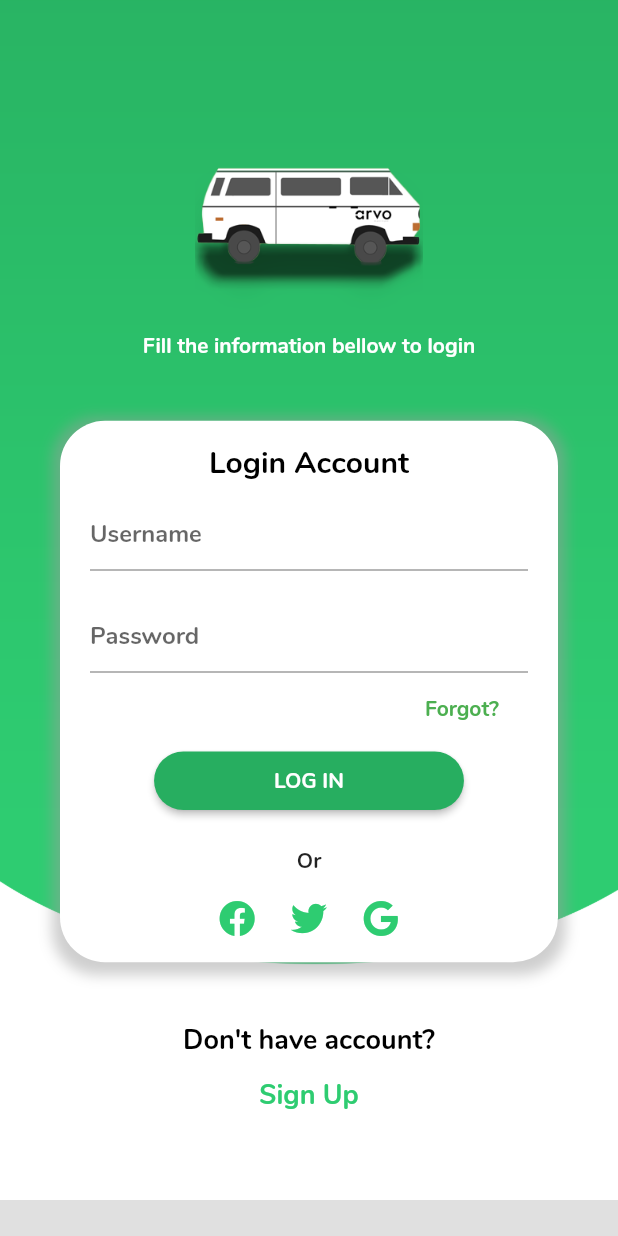
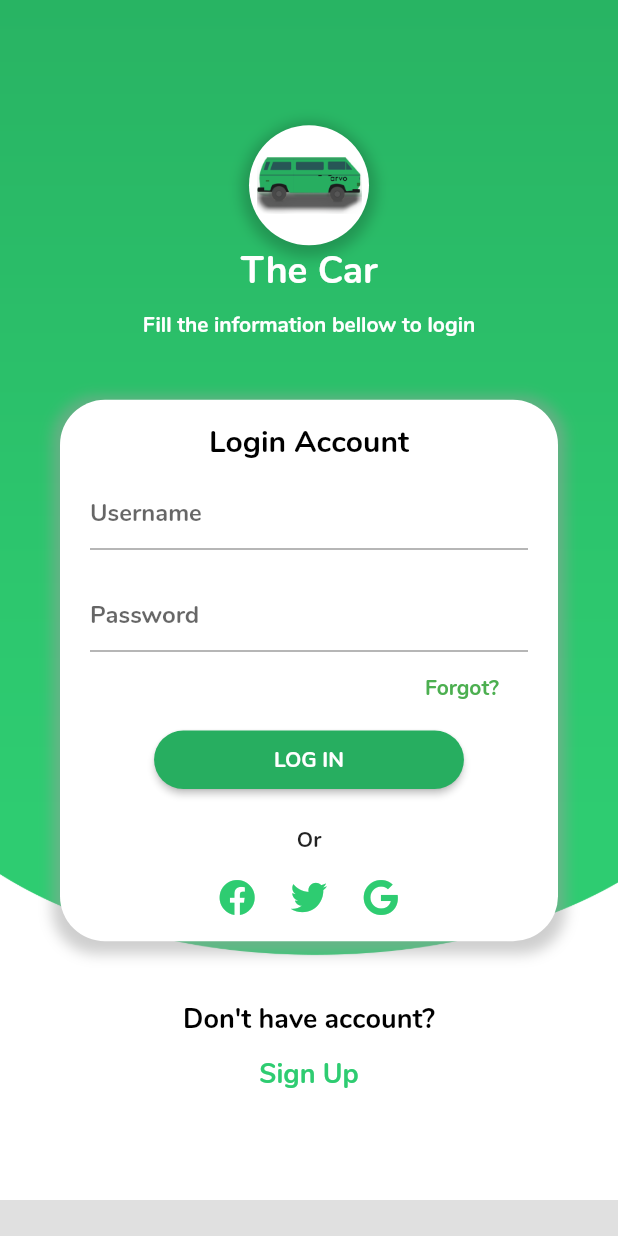
Before and after one commit to trancongman276/Ticket_Selling, a Flutter app: what loginPage() shows on an empty page, opened directly, on a phone screen of 412 x 824 dp. Run offline on Flutter 3.47's test engine with Material 2 defaults, Android fonts, the phone set to English and light mode, and no system bars; our stand-ins replace font_awesome_flutter.

Commit message:
Added Splash screen Redesigned Login screen

```diff
--- a/lib/loginPage.dart
+++ b/lib/loginPage.dart
@@ -10,11 +10,14 @@ class loginPage extends StatefulWidget {
 class _loginPageState extends State<loginPage> {
   var formState = 0;
   double formOfSet = 0.0;
+
   //Color: 0xff27ae60
   @override
   Widget build(BuildContext context) {
+    // double width = MediaQuery.of(context).size.width;
+    // double height = MediaQuery.of(context).size.height;
 
-    switch(formState){
+    switch (formState) {
       case 0:
         print('State 0');
         formOfSet = 800.0;
@@ -31,21 +34,28 @@ class _loginPageState extends State<loginPage> {
 
     var creator = borderLessInputTb();
 
-    final username = creator.textbox('Username', null, false, Colors.green, 1.5);
+    final username =
+        creator.textbox('Username', null, false, Colors.green, 1.5);
     final password = creator.textbox('Password', null, true, Colors.green, 1.5);
     final otherLoginMethod = [
       IconButton(
-        onPressed: (){print('Sign In Facebook bt pressed!');},
+        onPressed: () {
+          print('Sign In Facebook bt pressed!');
+        },
         icon: FaIcon(FontAwesomeIcons.facebook),
         color: Color(0xff2ecc71),
       ),
       IconButton(
-        onPressed: (){ print('Sign In Twitter bt pressed!'); },
+        onPressed: () {
+          print('Sign In Twitter bt pressed!');
+        },
         icon: FaIcon(FontAwesomeIcons.twitter),
         color: Color(0xff2ecc71),
       ),
       IconButton(
-        onPressed: (){ print('Sign In with Google bt pressed!'); },
+        onPressed: () {
+          print('Sign In with Google bt pressed!');
+        },
         icon: FaIcon(FontAwesomeIcons.google),
         color: Color(0xff2ecc71),
       ),
@@ -55,60 +65,91 @@ class _loginPageState extends State<loginPage> {
         decoration: BoxDecoration(
             image: DecorationImage(
           image: AssetImage('assets/images/loginBG.png'),
-          fit: BoxFit.cover,
-        )
-      ),
+          fit: BoxFit.fill,
+        )),
         child: Column(
           mainAxisAlignment: MainAxisAlignment.center,
           children: <Widget>[
-
-          Container(//TOP
+            Container(
+                //TOP
                 child: Column(
               children: <Widget>[
                 Container(
-                  child: Center(
+                  padding: EdgeInsets.only(),
+                  decoration: BoxDecoration(shape: BoxShape.circle, boxShadow: [
+                    BoxShadow(
+                      color: Colors.black.withOpacity(0.2),
+                      spreadRadius: 5,
+                      blurRadius: 7,
+                      offset: Offset(0, 3),
+                    )
+                  ]),
+                  child: CircleAvatar(
+                    backgroundColor: Colors.white,
+                    radius: 40.0,
+                    child: Container(
+                      padding: EdgeInsets.symmetric(horizontal: 5.0),
                       child: Image.asset('assets/images/logo.png'),
                     ),
-                  padding: EdgeInsets.symmetric( horizontal: 130, vertical: 0),
                   ),
-                Text('Fill the information bellow to login',
-                  style: TextStyle(color: Colors.white),),
+                ),
+                Text(
+                  'The Car',
+                  style: TextStyle(
+                      fontSize: 25,
+                      fontWeight: FontWeight.bold,
+                      color: Colors.white),
+                ),
+                SizedBox(
+                  height: 10,
+                ),
+                Text(
+                  'Fill the information bellow to login',
+                  style: TextStyle(color: Colors.white),
+                ),
               ],
-            )
-          ),
-
-          Container( //BODY
+            )),
+            Container(
+              //BODY
               child: Container(
                 margin: EdgeInsets.all(40),
-                padding: EdgeInsets.symmetric(vertical: 5.0, horizontal: 20 ),
+                padding: EdgeInsets.symmetric(vertical: 5.0, horizontal: 20),
                 decoration: BoxDecoration(
-                  boxShadow:[
+                    boxShadow: [
                       BoxShadow(
                         color: Colors.grey.withOpacity(0.5),
                         spreadRadius: 5,
                         blurRadius: 7,
-                        offset: Offset(0,3),
+                        offset: Offset(0, 3),
                       ),
                     ],
                     color: Colors.white,
-                    borderRadius: BorderRadius.circular(30.0)
-                ),
+                    borderRadius: BorderRadius.circular(30.0)),
                 child: Center(
                     child: Column(
                   children: <Widget>[
                     Container(
                       padding: EdgeInsets.symmetric(vertical: 10),
-                          child: Text('Login Account',
-                            style: TextStyle(fontSize: 20, color: Colors.black),),
+                      child: Text(
+                        'Login Account',
+                        style: TextStyle(fontSize: 20, color: Colors.black),
+                      ),
                     ),
                     username,
-                        SizedBox(height: 20,),
+                    SizedBox(
+                      height: 20,
+                    ),
                     password,
                     Container(
                       alignment: Alignment.topRight,
                       child: FlatButton(
-                            onPressed: (){print('Forgot bt pressed!');},
-                            child: Text('Forgot?', style: TextStyle(color: Colors.green),),
+                        onPressed: () {
+                          print('Forgot bt pressed!');
+                        },
+                        child: Text(
+                          'Forgot?',
+                          style: TextStyle(color: Colors.green),
+                        ),
                       ),
                     ),
                     // SizedBox(height: 10,),
@@ -117,16 +158,17 @@ class _loginPageState extends State<loginPage> {
                           print('Logined');
                         },
                         color: Color(0xff27ae60),
-                            child: Text('LOG IN',
-                              style: TextStyle( color: Colors.white),),
-                            padding: EdgeInsets.symmetric(vertical: 10, horizontal: 80),
+                        child: Text(
+                          'LOG IN',
+                          style: TextStyle(color: Colors.white),
+                        ),
+                        padding:
+                            EdgeInsets.symmetric(vertical: 10, horizontal: 80),
                         shape: RoundedRectangleBorder(
-                                borderRadius: BorderRadius.circular(30.0)
-                            )
-                        ),
+                            borderRadius: BorderRadius.circular(30.0))),
                     Container(
                       child: Text('Or'),
-                          padding: EdgeInsets.only(top:20, bottom: 5),
+                      padding: EdgeInsets.only(top: 20, bottom: 5),
                     ),
 
                     Row(
@@ -134,18 +176,20 @@ class _loginPageState extends State<loginPage> {
                       children: otherLoginMethod,
                     ),
                   ],
-                    )
+                )),
               ),
             ),
-          ),
-
             Container(
-            padding: EdgeInsets.only(),
                 child: Column(
               mainAxisAlignment: MainAxisAlignment.center,
               children: <Widget>[
-                Text("Don't have account?",
-                  style: TextStyle(fontWeight: FontWeight.bold, fontSize: 18, color: Colors.black),),
+                Text(
+                  "Don't have account?",
+                  style: TextStyle(
+                      fontWeight: FontWeight.bold,
+                      fontSize: 18,
+                      color: Colors.black),
+                ),
                 FlatButton(
                   onPressed: () {
                     print('Sign Up bt pressed!');
@@ -153,61 +197,69 @@ class _loginPageState extends State<loginPage> {
                       formState = 1;
                     });
                   },
-                  child: Text('Sign Up',
-                    style: TextStyle(fontWeight: FontWeight.bold, fontSize: 18, color: Color(0xff2ecc71)),),
+                  child: Text(
+                    'Sign Up',
+                    style: TextStyle(
+                        fontWeight: FontWeight.bold,
+                        fontSize: 18,
+                        color: Color(0xff2ecc71)),
+                  ),
                 ),
               ],
-            )
-          ),
+            )),
           ],
-      )
-    );
+        ));
 
-    final registerForm = Container(
-      padding: EdgeInsets.symmetric(vertical: 210, horizontal: 40),
+    Widget registerForm() {
+      return Container(
+        padding: EdgeInsets.symmetric(vertical: 185, horizontal: 40),
         child: Container(
-              padding: EdgeInsets.symmetric(vertical: 10, horizontal: 20),
-              decoration: BoxDecoration(
-                  boxShadow:[
+          padding: EdgeInsets.symmetric(horizontal: 20),
+          decoration: BoxDecoration(boxShadow: [
             BoxShadow(
               color: Colors.grey.withOpacity(0.5),
               spreadRadius: 5,
               blurRadius: 7,
-                      offset: Offset(0,3),
+              offset: Offset(0, 3),
             ),
-                  ],
-                  color: Colors.white,
-                  borderRadius: BorderRadius.circular(30.0)
-              ),
+          ], color: Colors.white, borderRadius: BorderRadius.circular(30.0)),
           child: Column(
             children: [
               SizedBox(height: 20),
-                  Text('Register Account', style: TextStyle(fontSize: 20),),
+              Text(
+                'Register Account',
+                style: TextStyle(fontSize: 20),
+              ),
               SizedBox(height: 20),
               creator.textbox('Username', null, false, Colors.green, 1.5),
               SizedBox(height: 10),
               creator.textbox('Password', null, true, Colors.green, 1.5),
               SizedBox(height: 10),
+              creator.textbox('Retype password', null, true, Colors.green, 1.5),
+              SizedBox(height: 10),
               creator.textbox('Email', null, false, Colors.green, 1.5),
               SizedBox(height: 20),
               RaisedButton(
-                      onPressed: (){
+                  onPressed: () {
                     print('Submited');
                     setState(() {
                       formState = 2;
-                      });},
+                    });
+                  },
                   color: Color(0xff27ae60),
                   padding: EdgeInsets.symmetric(vertical: 10, horizontal: 80),
-                      child: Text('SUBMIT', style: TextStyle(color: Colors.white),),
+                  child: Text(
+                    'SUBMIT',
+                    style: TextStyle(color: Colors.white),
+                  ),
                   shape: RoundedRectangleBorder(
                     borderRadius: BorderRadius.circular(30.0),
-                      )
-                  ),
-
+                  )),
             ],
           ),
         ),
       );
+    }
 
     return Stack(
       children: [
@@ -216,13 +268,12 @@ class _loginPageState extends State<loginPage> {
           curve: Curves.fastLinearToSlowEaseIn,
           child: loginForm,
         ),
-
         AnimatedContainer(
           color: Colors.black12,
           duration: Duration(milliseconds: 1000),
           curve: Curves.fastLinearToSlowEaseIn,
           transform: Matrix4.translationValues(0, formOfSet, 1),
-          child: registerForm,
+          child: registerForm(),
         ),
       ],
     );
```
Also changed, not shown: lib/SplashScreen.dart (added, +113 -0 lines), lib/main.dart (+3 -9 lines), assets/images/logo.png, pubspec.lock. Lines whose indentation alone changed are shown as unchanged.
